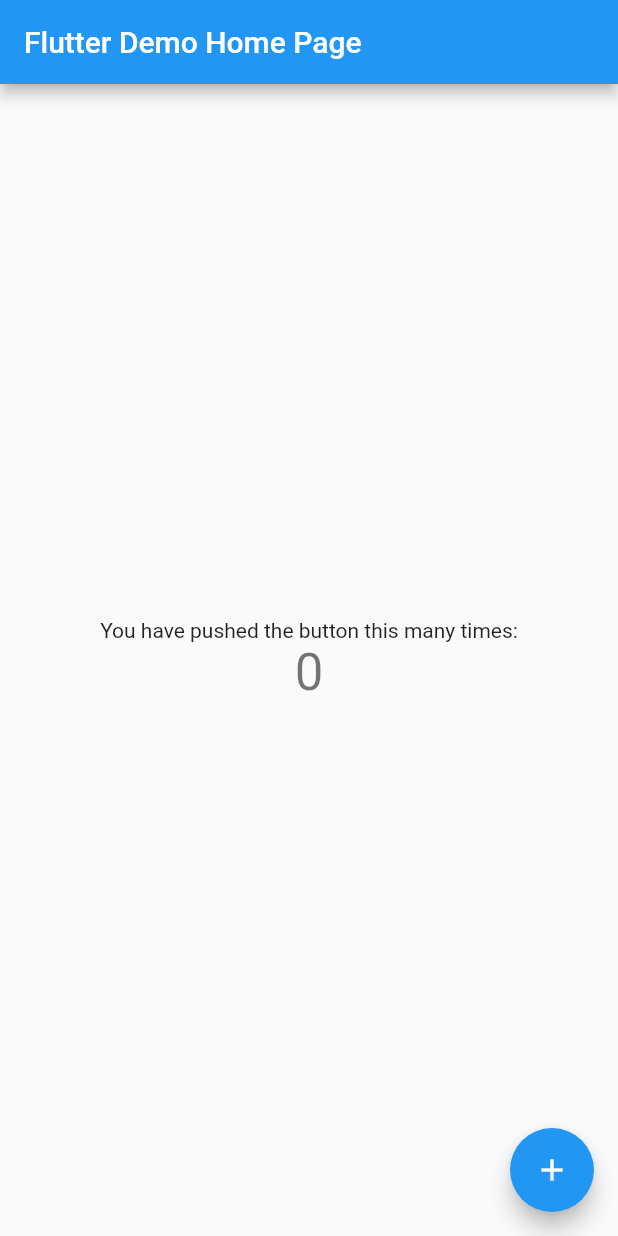
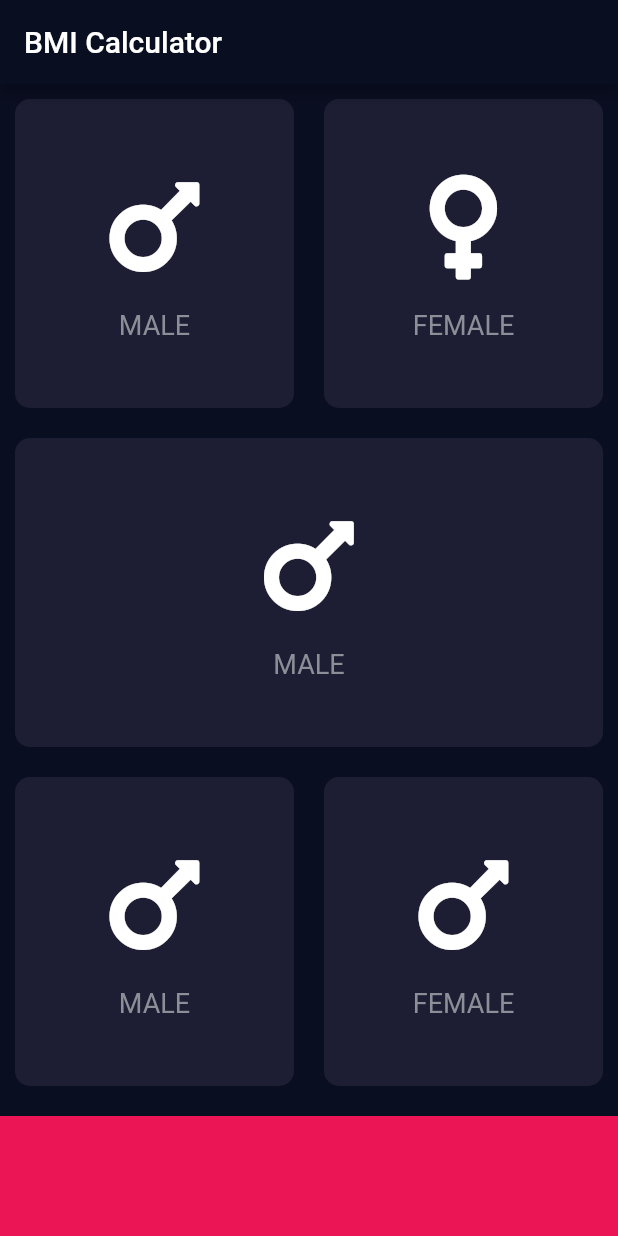
Before and after one commit to prashantsumfactor/bmiCalculator, a Flutter app: the screen it shows after launch, on a phone screen of 412 x 824 dp. Run offline on Flutter 3.47's test engine with Material 2 defaults, Android fonts, the phone set to English and light mode, and no system bars; our stand-ins replace font_awesome_flutter.

Commit message:
Update UI and add font package

```diff
--- /dev/null
+++ b/lib/home_page.dart
@@ -0,0 +1,86 @@
+import 'package:flutter/material.dart';
+import 'package:font_awesome_flutter/font_awesome_flutter.dart';
+import 'icon_content.dart';
+import 'reusable_card.dart';
+
+const bottomContainerHeight = 80.0;
+const bottomColor = Color(0xFFEB1555);
+const activeCardColor = Color(0xFF1D1E33);
+
+class BmiHome extends StatefulWidget {
+  const BmiHome({super.key});
+
+  @override
+  State<BmiHome> createState() => _MyHomePageState();
+}
+
+class _MyHomePageState extends State<BmiHome> {
+  @override
+  Widget build(BuildContext context) {
+    return Scaffold(
+      appBar: AppBar(
+        title: const Text('BMI Calculator'),
+        backgroundColor: const Color(0xFF0A0E21),
+      ),
+      body: Column(
+        crossAxisAlignment: CrossAxisAlignment.stretch,
+        children: <Widget>[
+          Expanded(
+              child: Row(
+            children: [
+              Expanded(
+                  child: ReusableCard(
+                      color: activeCardColor,
+                      child: IconContent(
+                        name: 'MALE',
+                        icon: FontAwesomeIcons.mars,
+                      ))),
+              Expanded(
+                child: ReusableCard(
+                    color: activeCardColor,
+                    child: IconContent(
+                      name: 'FEMALE',
+                      icon: FontAwesomeIcons.venus,
+                    )),
+              )
+            ],
+          )),
+          Expanded(
+              child: ReusableCard(
+            color: activeCardColor,
+            child: IconContent(
+              name: 'MALE',
+              icon: FontAwesomeIcons.mars,
+            ),
+          )),
+          Expanded(
+              child: Row(
+            children: [
+              Expanded(
+                  child: ReusableCard(
+                      color: activeCardColor,
+                      child: IconContent(
+                        name: 'MALE',
+                        icon: FontAwesomeIcons.mars,
+                      ))),
+              Expanded(
+                child: ReusableCard(
+                    color: activeCardColor,
+                    child: IconContent(
+                      name: 'FEMALE',
+                      icon: FontAwesomeIcons.mars,
+                    )),
+              )
+            ],
+          )),
+          Container(
+            color: bottomColor,
+            width: double.infinity,
+            height: bottomContainerHeight,
+            margin: const EdgeInsets.only(top: 10.0),
+          )
+        ],
+      ),
+    );
+  }
+}
--- /dev/null
+++ b/lib/icon_content.dart
@@ -0,0 +1,25 @@
+import 'package:flutter/material.dart';
+
+const labelTextStyle = TextStyle(fontSize: 18.0, color: Color(0xFF8D8E98));
+
+class IconContent extends StatelessWidget {
+  IconContent({required this.name, required this.icon});
+
+  final String name;
+  final IconData icon;
+
+  @override
+  Widget build(BuildContext context) {
+    return Column(
+      mainAxisAlignment: MainAxisAlignment.center,
+      children: [
+        Icon(icon, size: 80.0),
+        SizedBox(height: 15.0),
+        Text(
+            name,
+            style: labelTextStyle
+        )
+      ],
+    );
+  }
+}
--- a/lib/main.dart
+++ b/lib/main.dart
@@ -1,115 +1,18 @@
 import 'package:flutter/material.dart';
+import 'home_page.dart';
 
-void main() {
-  runApp(const MyApp());
-}
+void main() => runApp(const BmiCalculator());
 
-class MyApp extends StatelessWidget {
-  const MyApp({super.key});
+class BmiCalculator extends StatelessWidget {
+  const BmiCalculator({super.key});
 
-  // This widget is the root of your application.
   @override
   Widget build(BuildContext context) {
     return MaterialApp(
-      title: 'Flutter Demo',
-      theme: ThemeData(
-        // This is the theme of your application.
-        //
-        // Try running your application with "flutter run". You'll see the
-        // application has a blue toolbar. Then, without quitting the app, try
-        // changing the primarySwatch below to Colors.green and then invoke
-        // "hot reload" (press "r" in the console where you ran "flutter run",
-        // or simply save your changes to "hot reload" in a Flutter IDE).
-        // Notice that the counter didn't reset back to zero; the application
-        // is not restarted.
-        primarySwatch: Colors.blue,
+      theme: ThemeData.dark().copyWith(
+        scaffoldBackgroundColor: const Color(0xFF0A0E21),
       ),
-      home: const MyHomePage(title: 'Flutter Demo Home Page'),
+      home: BmiHome(),
     );
   }
 }
-
-class MyHomePage extends StatefulWidget {
-  const MyHomePage({super.key, required this.title});
-
-  // This widget is the home page of your application. It is stateful, meaning
-  // that it has a State object (defined below) that contains fields that affect
-  // how it looks.
-
-  // This class is the configuration for the state. It holds the values (in this
-  // case the title) provided by the parent (in this case the App widget) and
-  // used by the build method of the State. Fields in a Widget subclass are
-  // always marked "final".
-
-  final String title;
-
-  @override
-  State<MyHomePage> createState() => _MyHomePageState();
-}
-
-class _MyHomePageState extends State<MyHomePage> {
-  int _counter = 0;
-
-  void _incrementCounter() {
-    setState(() {
-      // This call to setState tells the Flutter framework that something has
-      // changed in this State, which causes it to rerun the build method below
-      // so that the display can reflect the updated values. If we changed
-      // _counter without calling setState(), then the build method would not be
-      // called again, and so nothing would appear to happen.
-      _counter++;
-    });
-  }
-
-  @override
-  Widget build(BuildContext context) {
-    // This method is rerun every time setState is called, for instance as done
-    // by the _incrementCounter method above.
-    //
-    // The Flutter framework has been optimized to make rerunning build methods
-    // fast, so that you can just rebuild anything that needs updating rather
-    // than having to individually change instances of widgets.
-    return Scaffold(
-      appBar: AppBar(
-        // Here we take the value from the MyHomePage object that was created by
-        // the App.build method, and use it to set our appbar title.
-        title: Text(widget.title),
-      ),
-      body: Center(
-        // Center is a layout widget. It takes a single child and positions it
-        // in the middle of the parent.
-        child: Column(
-          // Column is also a layout widget. It takes a list of children and
-          // arranges them vertically. By default, it sizes itself to fit its
-          // children horizontally, and tries to be as tall as its parent.
-          //
-          // Invoke "debug painting" (press "p" in the console, choose the
-          // "Toggle Debug Paint" action from the Flutter Inspector in Android
-          // Studio, or the "Toggle Debug Paint" command in Visual Studio Code)
-          // to see the wireframe for each widget.
-          //
-          // Column has various properties to control how it sizes itself and
-          // how it positions its children. Here we use mainAxisAlignment to
-          // center the children vertically; the main axis here is the vertical
-          // axis because Columns are vertical (the cross axis would be
-          // horizontal).
-          mainAxisAlignment: MainAxisAlignment.center,
-          children: <Widget>[
-            const Text(
-              'You have pushed the button this many times:',
-            ),
-            Text(
-              '$_counter',
-              style: Theme.of(context).textTheme.headlineMedium,
-            ),
-          ],
-        ),
-      ),
-      floatingActionButton: FloatingActionButton(
-        onPressed: _incrementCounter,
-        tooltip: 'Increment',
-        child: const Icon(Icons.add),
-      ), // This trailing comma makes auto-formatting nicer for build methods.
-    );
-  }
-}
--- /dev/null
+++ b/lib/reusable_card.dart
@@ -0,0 +1,18 @@
+import 'package:flutter/material.dart';
+
+class ReusableCard extends StatelessWidget {
+  ReusableCard({required this.color, required this.child});
+
+  final Color color;
+  final Widget child;
+
+  @override
+  Widget build(BuildContext context) {
+    return Container(
+      margin: const EdgeInsets.all(10.0),
+      decoration: BoxDecoration(
+          color: color, borderRadius: BorderRadius.circular(10.0)),
+      child: child,
+    );
+  }
+}
--- a/pubspec.yaml
+++ b/pubspec.yaml
@@ -30,6 +30,7 @@ environment:
 dependencies:
   flutter:
     sdk: flutter
+  font_awesome_flutter: ^8.4.0
 
 
   # The following adds the Cupertino Icons font to your application.
```
Also changed, not shown: pubspec.lock, 2 other files.
